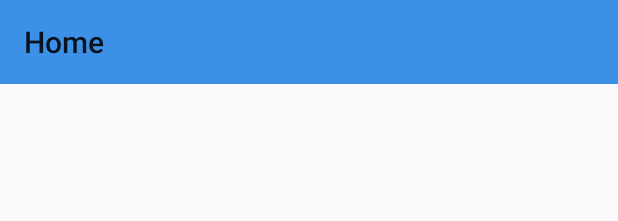
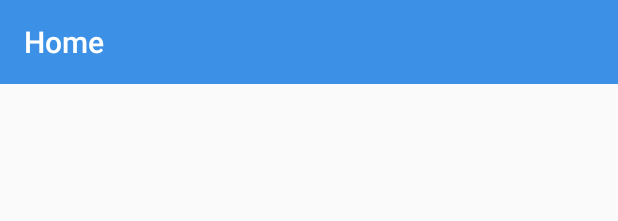
Before and after one commit to Mabrey/HouseKeep, an Android app: the layout activity_home.xml on its own in the app's theme, with its tools: preview values and no code run, on a phone screen of 412 x 824 dp. Shown: the top 221 px of the screen. Run offline under Robolectric (Android 15) with nearby library versions, the phone set to English and light mode, and no system bars.

Commit message:
Changed Home text color and action bar icon colors to white

```diff
--- a/app/src/main/AndroidManifest.xml
+++ b/app/src/main/AndroidManifest.xml
@@ -15,9 +15,8 @@
         android:supportsRtl="true"
         android:theme="@style/AppTheme">
         <activity
-            android:name=".LoginActivity"
-            android:label="@string/title_activity_login">
-        <intent-filter>
+            android:name=".LoginActivity">
+        <intent-filter android:label="@string/app_name">
             <action android:name="android.intent.action.MAIN" />
 
             <category android:name="android.intent.category.LAUNCHER" />
--- a/app/src/main/java/matt/housekeep/LoginActivity.java
+++ b/app/src/main/java/matt/housekeep/LoginActivity.java
@@ -66,6 +66,9 @@ public class LoginActivity extends AppCompatActivity implements LoaderCallbacks<
     @Override
     protected void onCreate(Bundle savedInstanceState) {
         super.onCreate(savedInstanceState);
+
+        setTitle("Sign In");
+
         setContentView(R.layout.activity_login);
         // Set up the login form.
         mEmailView = (AutoCompleteTextView) findViewById(R.id.email);
--- a/app/src/main/res/layout/activity_home.xml
+++ b/app/src/main/res/layout/activity_home.xml
@@ -12,6 +12,7 @@
         style="@style/HeaderBar"
         android:layout_width="match_parent"
         android:layout_height="?attr/actionBarSize"
+        android:theme="@style/HeaderBar"
         app:popupTheme="@style/AppTheme.PopupOverlay"
         app:title="@string/home_page" />
 
--- a/app/src/main/res/values/styles.xml
+++ b/app/src/main/res/values/styles.xml
@@ -14,11 +14,17 @@
     </style>
 
     <style name="HeaderBar">
+        <item name="android:textColorPrimary">@android:color/white</item>
+        <item name="android:textColorSecondary">@android:color/white</item>
         <item name="android:background">@color/colorPrimary</item>
     </style>
 
     <style name="AppTheme.AppBarOverlay" parent="ThemeOverlay.AppCompat.Dark.ActionBar" />
 
-    <style name="AppTheme.PopupOverlay" parent="ThemeOverlay.AppCompat.Light" />
+    <style name="AppTheme.PopupOverlay" parent="ThemeOverlay.AppCompat.Light">
+    <item name="android:textColorPrimary">@android:color/white</item>
+    <item name="android:textColorSecondary">@android:color/white</item>
+    <item name="android:background">@color/colorPrimary</item>
+    </style>
 
 </resources>
```
Also changed, not shown: app/src/main/res/drawable-hdpi/ic_plus_button.png, app/src/main/res/drawable-hdpi/ic_profile.png, app/src/main/res/drawable-mdpi/ic_plus_button.png, app/src/main/res/drawable-mdpi/ic_profile.png, app/src/main/res/drawable-xhdpi/ic_plus_button.png, app/src/main/res/drawable-xhdpi/ic_profile.png, app/src/main/res/drawable-xxhdpi/ic_plus_button.png, app/src/main/res/drawable-xxhdpi/ic_profile.png.
